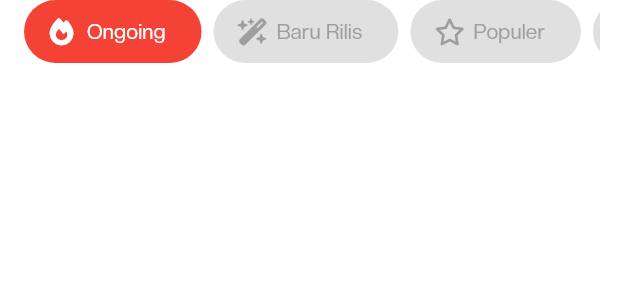
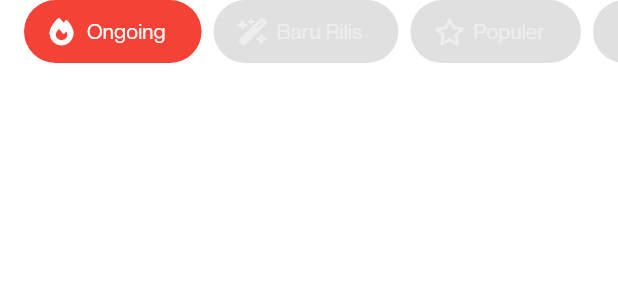
Before and after one commit to kudanilll/kunime, a Flutter app: the CategorySlider widget shown alone on an empty page, opened directly, on a phone screen of 412 x 824 dp. Shown: the top 300 px of the screen. Run offline on Flutter 3.47's test engine with Material 3 defaults, Android fonts, the phone set to English and light mode, and no system bars; our stand-ins replace cached_network_image, card_swiper, flutter_dotenv, font_awesome_flutter, get; missing offline and left inert: avatar_better, random_avatar, toasty_box; network calls fail.

Commit message:
refactor: added a little customization to the widget.

```diff
--- a/lib/widgets/category_slider.dart
+++ b/lib/widgets/category_slider.dart
@@ -21,32 +21,40 @@ class _CategorySliderState extends State<CategorySlider> {
 
   @override
   Widget build(BuildContext context) {
-    return Padding(
-      padding: const EdgeInsets.symmetric(horizontal: 12),
-      child: SizedBox(
+    return Column(
+      crossAxisAlignment: CrossAxisAlignment.start,
+      children: [
+        SizedBox(
           height: 42,
           child: ListView.builder(
             scrollDirection: Axis.horizontal,
             itemCount: _categories.length,
             itemBuilder: (context, index) {
               return Padding(
-              padding: const EdgeInsets.symmetric(horizontal: 4),
+                padding: EdgeInsets.only(
+                  left: index == 0 ? 16.0 : 4.0,
+                  right: index == _categories.length - 1 ? 16.0 : 4.0,
+                ),
                 child: ElevatedButton.icon(
                   onPressed: () {
                     setState(() {
                       _selectedIndex = index;
+                      // TODO: add logic to change the content based on the selected category
                     });
-                  // Tambahkan logika untuk mengubah konten berdasarkan kategori yang dipilih
                   },
                   icon: Icon(
                     _categories[index]["icon"],
                     size: 18,
-                  color: _selectedIndex == index ? Colors.white : Colors.grey,
+                    color: _selectedIndex == index
+                        ? Colors.white
+                        : Theme.of(context).searchViewTheme.backgroundColor,
                   ),
                   label: Text(
                     _categories[index]["label"],
                     style: TextStyle(
-                    color: _selectedIndex == index ? Colors.white : Colors.grey,
+                      color: _selectedIndex == index
+                          ? Colors.white
+                          : Theme.of(context).searchViewTheme.backgroundColor,
                     ),
                   ),
                   style: ElevatedButton.styleFrom(
@@ -64,6 +72,7 @@ class _CategorySliderState extends State<CategorySlider> {
             },
           ),
         ),
+      ],
     );
   }
 }
```
Also changed, not shown: pubspec.yaml (+8 -21 lines), analysis_options.yaml (line endings or trailing spaces), 66 other files. Lines whose indentation alone changed are shown as unchanged.
